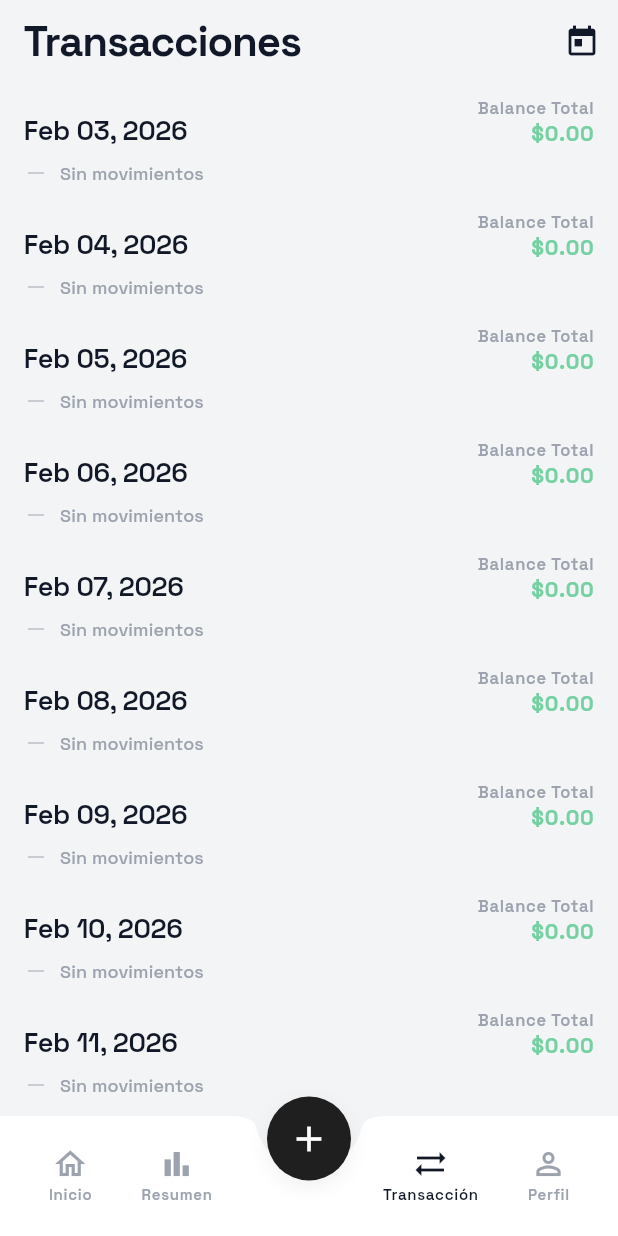
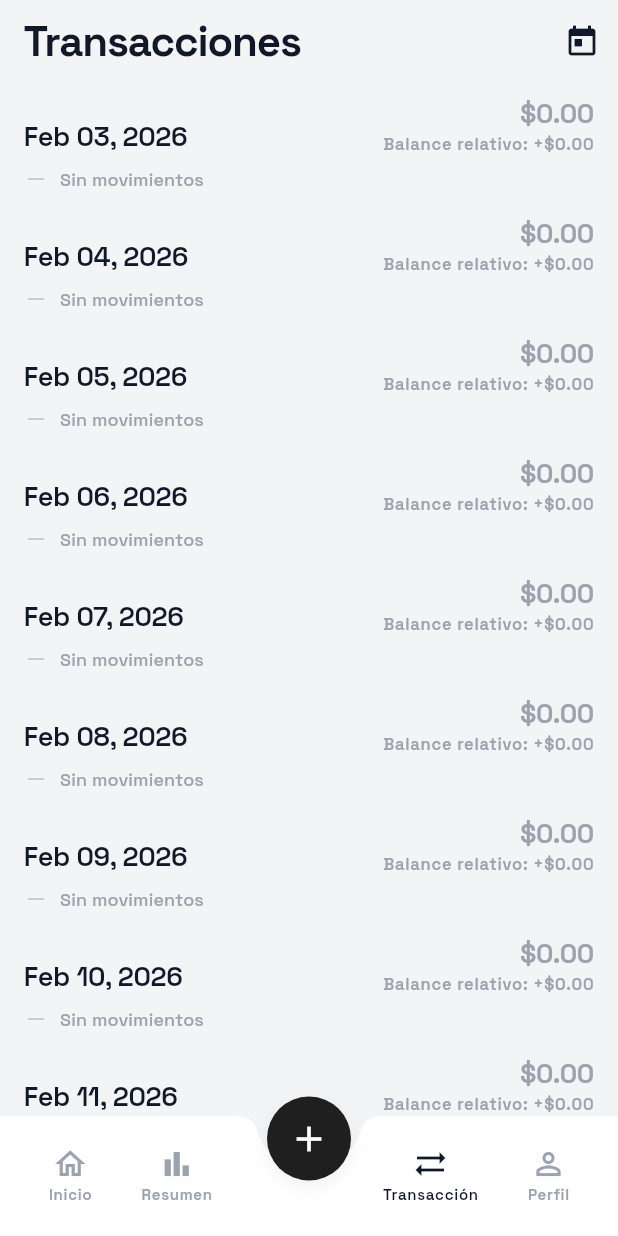
Before and after one commit to kaosom/spend, a Flutter app: the screen it shows after launch, item 3 of the bottom bar chosen, on a phone screen of 412 x 824 dp. Run offline on Flutter 3.47's test engine with Material 3 defaults, Android fonts, the phone set to English and light mode, and no system bars; drawn by our look-alikes of scrollable_positioned_list; our stand-ins replace equatable, file_picker, flutter_secure_storage, get, google_fonts, shared_preferences; missing offline and left inert: encrypt, pointycastle; accounts and stored records are empty.

Commit message:
Adding things

```diff
--- /dev/null
+++ b/devtools_options.yaml
@@ -0,0 +1,3 @@
+description: This file stores settings for Dart & Flutter DevTools.
+documentation: https://docs.flutter.dev/tools/devtools/extensions#configure-extension-enablement-states
+extensions:
--- a/lib/features/shell/tabs/transactions_tab.dart
+++ b/lib/features/shell/tabs/transactions_tab.dart
@@ -185,6 +185,22 @@ class _TransactionsTabState extends State<TransactionsTab> {
               final isFuture = info.date.isAfter(today);
               final isPositiveBalance = info.cumulativeBalance >= 0;
 
+              final double dailyNet = info.dailyIncome - info.dailyExpense;
+              final bool isPositiveNet = dailyNet > 0;
+              final bool isNeutralNet = dailyNet == 0;
+
+              final String netText = isNeutralNet
+                  ? '\$0.00'
+                  : '${isPositiveNet ? '+' : '-'}\$${dailyNet.abs().toStringAsFixed(2)}';
+              final Color netColor = isNeutralNet
+                  ? AvidTokens.textTertiary
+                  : (isPositiveNet
+                        ? AvidTokens.accentSuccess
+                        : AvidTokens.textPrimary);
+
+              final String cumulativeText =
+                  '${isPositiveBalance ? '+' : '-'}\$${info.cumulativeBalance.abs().toStringAsFixed(2)}';
+
               // Format date header string
               String dateHeader = AppDateUtils.DateUtils.formatDisplayDate(
                 info.date,
@@ -247,18 +263,15 @@ class _TransactionsTabState extends State<TransactionsTab> {
                           crossAxisAlignment: CrossAxisAlignment.end,
                           children: [
                             Text(
-                              'Balance Total',
-                              style: AvidTokens.labelSmall.copyWith(
-                                color: AvidTokens.textTertiary,
+                              netText,
+                              style: AvidTokens.heading4.copyWith(
+                                color: netColor,
                               ),
                             ),
                             Text(
-                              '${isPositiveBalance ? '' : '-'}\$${info.cumulativeBalance.abs().toStringAsFixed(2)}',
-                              style: AvidTokens.labelLarge.copyWith(
-                                color: isPositiveBalance
-                                    ? AvidTokens.accentSuccess
-                                    : AvidTokens.textPrimary,
-                                fontWeight: FontWeight.bold,
+                              'Balance relativo: $cumulativeText',
+                              style: AvidTokens.labelSmall.copyWith(
+                                color: AvidTokens.textTertiary,
                               ),
                             ),
                           ],
```
